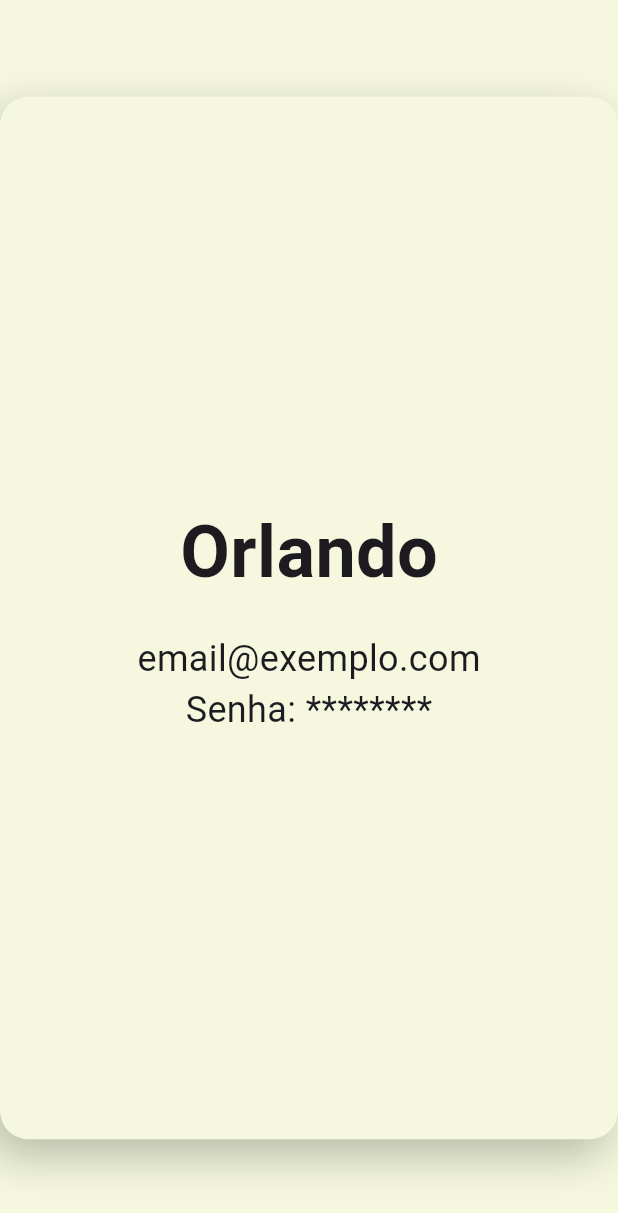
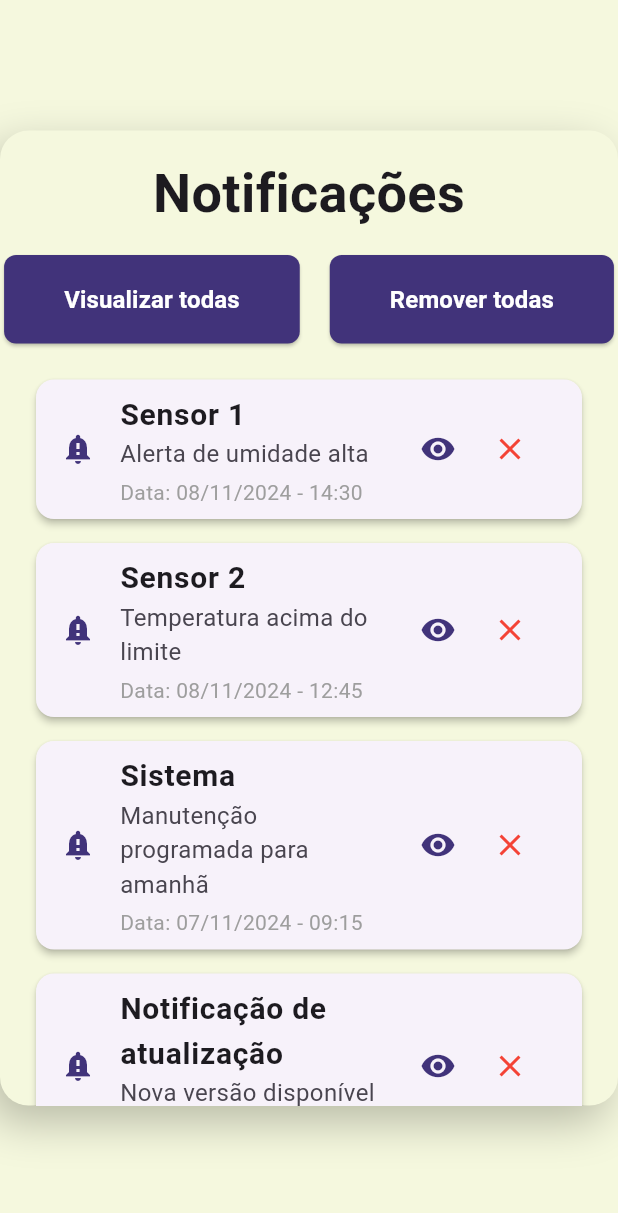
Before and after one commit to CarlosHMms/solosmart-v2, a Flutter app: the NotifView screen opened by its route, on a phone screen of 412 x 824 dp. Shown: the top 1213 px of the screen. Run offline on Flutter 3.47's test engine with Material 3 defaults, Android fonts, the phone set to English and light mode, and no system bars; our stand-ins replace fl_chart, image_picker; missing offline and left inert: dart:html; Roboto replaces fonts that are missing (OpenSans-Regular, OpenSans-SemiBold).

Commit message:
tela de notificações pronta - front

```diff
--- a/solosmart_flutter/lib/views/notif_view.dart
+++ b/solosmart_flutter/lib/views/notif_view.dart
@@ -8,22 +8,64 @@ class NotifView extends StatefulWidget {
 }
 
 class _NotifViewState extends State<NotifView> {
+  List<Map<String, String>> _notificacoes = [
+    {
+      "titulo": "Sensor 1",
+      "descricao": "Alerta de umidade alta",
+      "data": "08/11/2024",
+      "hora": "14:30"
+    },
+    {
+      "titulo": "Sensor 2",
+      "descricao": "Temperatura acima do limite",
+      "data": "08/11/2024",
+      "hora": "12:45"
+    },
+    {
+      "titulo": "Sistema",
+      "descricao": "Manutenção programada para amanhã",
+      "data": "07/11/2024",
+      "hora": "09:15"
+    },
+    {
+      "titulo": "Notificação de atualização",
+      "descricao": "Nova versão disponível",
+      "data": "06/11/2024",
+      "hora": "18:00"
+    },
+  ];
+
+  void _marcarComoVisualizada(int index) {
+    setState(() {
+      _notificacoes[index]["descricao"] =
+          "[Visualizada] ${_notificacoes[index]["descricao"]}";
+    });
+  }
+
+  void _removerNotificacao(int index) {
+    setState(() {
+      _notificacoes.removeAt(index);
+    });
+  }
+
+  void _removerTodasNotificacoes() {
+    setState(() {
+      _notificacoes.clear();
+    });
+  }
+
   @override
   Widget build(BuildContext context) {
     return Scaffold(
       body: Row(
         children: [
-          // Painel principal
           Expanded(
             child: Container(
-              color: const Color(0xFFF5F8DE), // Cor de fundo clara
-              child: Stack(
-                children: [
-                  // Conteúdo do painel principal aqui
-                  Center(
+              color: const Color(0xFFF5F8DE),
+              child: Center(
                 child: Container(
-                      width: 934,
-                      height: 695,
+                  width: 800,
+                  height: 650,
                   decoration: BoxDecoration(
                     color: const Color(0xFFF5F8DE),
                     borderRadius: BorderRadius.circular(19),
@@ -35,39 +77,138 @@ class _NotifViewState extends State<NotifView> {
                       ),
                     ],
                   ),
-                      child: const Column(
+                  child: Column(
                     mainAxisAlignment: MainAxisAlignment.center,
                     children: [
-                          // Exemplo de um nome de usuário
-                          Text(
-                            'Orlando',
+                      const Padding(
+                        padding: EdgeInsets.all(16.0),
+                        child: Text(
+                          'Notificações',
                           style: TextStyle(
-                              fontSize: 48,
+                            fontSize: 36,
                             fontWeight: FontWeight.w600,
                             fontFamily: 'OpenSans-SemiBold',
                           ),
-                          ),
-                          SizedBox(height: 20),
-                          // Exemplo de informação de contato
-                          Text(
-                            'email@exemplo.com',
-                            style: TextStyle(
-                              fontSize: 24,
-                              fontFamily: 'OpenSans-Regular',
+                          textAlign: TextAlign.center,
                         ),
                       ),
+                      Row(
+                        mainAxisAlignment: MainAxisAlignment.center,
+                        children: [
+                          ElevatedButton(
+                            onPressed: () {
+                              setState(() {
+                                for (var notificacao in _notificacoes) {
+                                  notificacao["descricao"] =
+                                      "[Visualizada] ${notificacao["descricao"]}";
+                                }
+                              });
+                            },
+                            child: const Text(
+                              "Visualizar todas",
+                              style: TextStyle(
+                                color: Colors.white,
+                                fontWeight: FontWeight.bold,
+                                fontSize: 16,
+                              ),
+                            ),
+                            style: ElevatedButton.styleFrom(
+                              backgroundColor: const Color(0xFF41337A),
+                              padding: const EdgeInsets.symmetric(
+                                  horizontal: 40, vertical: 18),
+                              shape: RoundedRectangleBorder(
+                                borderRadius: BorderRadius.circular(8),
+                              ),
+                            ),
+                          ),
+                          const SizedBox(width: 20),
+                          ElevatedButton(
+                            onPressed: _removerTodasNotificacoes,
+                            child: const Text(
+                              "Remover todas",
+                              style: TextStyle(
+                                color: Colors.white,
+                                fontWeight: FontWeight.bold,
+                                fontSize: 16,
+                              ),
+                            ),
+                            style: ElevatedButton.styleFrom(
+                              backgroundColor: const Color(0xFF41337A),
+                              padding: const EdgeInsets.symmetric(
+                                  horizontal: 40, vertical: 18),
+                              shape: RoundedRectangleBorder(
+                                borderRadius: BorderRadius.circular(8),
+                              ),
+                            ),
+                          ),
+                        ],
+                      ),
+                      const SizedBox(height: 16),
+                      Expanded(
+                        child: ListView.builder(
+                          padding: const EdgeInsets.symmetric(horizontal: 24.0),
+                          itemCount: _notificacoes.length,
+                          itemBuilder: (context, index) {
+                            return Card(
+                              margin: const EdgeInsets.symmetric(vertical: 8.0),
+                              shape: RoundedRectangleBorder(
+                                borderRadius: BorderRadius.circular(12.0),
+                              ),
+                              elevation: 2,
+                              child: ListTile(
+                                leading: const Icon(
+                                  Icons.notification_important,
+                                  color: Color(0xFF41337A),
+                                ),
+                                title: Text(
+                                  _notificacoes[index]["titulo"]!,
+                                  style: const TextStyle(
+                                    fontSize: 20,
+                                    fontWeight: FontWeight.bold,
+                                  ),
+                                ),
+                                subtitle: Column(
+                                  crossAxisAlignment: CrossAxisAlignment.start,
+                                  children: [
                                     Text(
-                            'Senha: ********',
-                            style: TextStyle(
-                              fontSize: 24,
-                              fontFamily: 'OpenSans-Regular',
+                                      _notificacoes[index]["descricao"]!,
+                                      style: const TextStyle(fontSize: 16),
+                                    ),
+                                    const SizedBox(height: 4),
+                                    Text(
+                                      "Data: ${_notificacoes[index]["data"]} - ${_notificacoes[index]["hora"]}",
+                                      style: const TextStyle(
+                                        fontSize: 14,
+                                        color: Colors.grey,
+                                      ),
+                                    ),
+                                  ],
+                                ),
+                                trailing: Row(
+                                  mainAxisSize: MainAxisSize.min,
+                                  children: [
+                                    IconButton(
+                                      icon: const Icon(Icons.remove_red_eye),
+                                      onPressed: () =>
+                                          _marcarComoVisualizada(index),
+                                      color: const Color(0xFF41337A),
+                                    ),
+                                    IconButton(
+                                      icon: const Icon(Icons.close),
+                                      onPressed: () =>
+                                          _removerNotificacao(index),
+                                      color: Colors.red,
+                                    ),
+                                  ],
+                                ),
+                              ),
+                            );
+                          },
                         ),
                       ),
                     ],
                   ),
                 ),
-                  ),
-                ],
               ),
             ),
           ),
@@ -75,25 +216,4 @@ class _NotifViewState extends State<NotifView> {
       ),
     );
   }
-
-  // Widget para os itens do menu
-  Widget _menuItem(String title, IconData icon, double topPosition) {
-    return Padding(
-      padding: const EdgeInsets.only(left: 71.0, top: 16.0),
-      child: Row(
-        children: [
-          Icon(icon, color: Colors.white, size: 26),
-          const SizedBox(width: 10),
-          Text(
-            title,
-            style: const TextStyle(
-              color: Colors.white,
-              fontSize: 24,
-              fontFamily: 'Inter-Regular',
-            ),
-          ),
-        ],
-      ),
-    );
 }
-}
```
Lines whose indentation alone changed are shown as unchanged.
